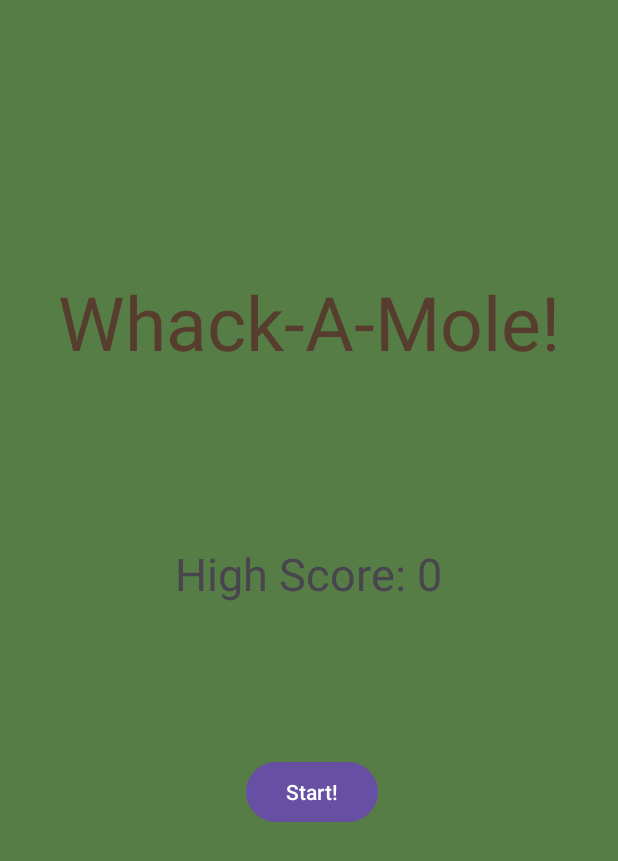
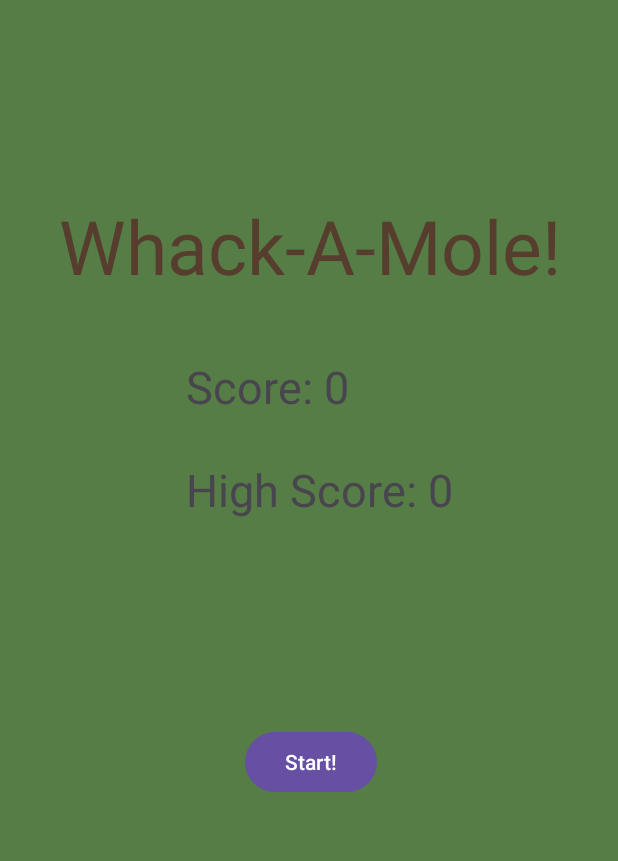
Before and after one commit to Pswiss10/CPRE388, an Android app: the screen it shows after launch (Menu), on a phone screen of 412 x 824 dp. Shown: the top 861 px of the screen. Run offline under Robolectric (Android 15) with nearby library versions, the phone set to English and light mode, and no system bars.

Commit message:
update score on menu

```diff
--- a/app/src/main/java/com/example/whackamole/MainActivity.java
+++ b/app/src/main/java/com/example/whackamole/MainActivity.java
@@ -45,7 +45,6 @@ public class MainActivity extends AppCompatActivity implements GameOverListener{
     private Observer<Long> timeObserver;
 
     public static final String MyPREFERENCES = "MyPrefs" ;
-
 
 
     SharedPreferences sharedpreferences;
@@ -304,6 +303,7 @@ public class MainActivity extends AppCompatActivity implements GameOverListener{
                 }
                 newGame = true;
                 Intent intent=new Intent(MainActivity.this,Menu.class);
+                intent.putExtra("score", game.score);
                 startActivity(intent);
             }
 
--- a/app/src/main/java/com/example/whackamole/Menu.java
+++ b/app/src/main/java/com/example/whackamole/Menu.java
@@ -15,10 +15,14 @@ import androidx.lifecycle.ViewModelProvider;
 public class Menu extends AppCompatActivity {
     private MoleLogic game = new MoleLogic();
 
+    TextView score;
+
     TextView highScore;
     Button startButton;
     public static final String MyPREFERENCES = "MyPrefs" ;
+
     SharedPreferences sharedpreferences;
+
 
 
     @Override
@@ -27,12 +31,13 @@ public class Menu extends AppCompatActivity {
         super.onCreate(savedInstanceState);
         setContentView(R.layout.menu);
 
-
+        score = findViewById(R.id.score);
         highScore = findViewById(R.id.highscore);
         startButton = findViewById(R.id.startButton);
         sharedpreferences = getSharedPreferences(MyPREFERENCES, Context.MODE_PRIVATE);
         highScore.setText("High Score: " + sharedpreferences.getInt(MyPREFERENCES, 0));
-
+        Intent intent = getIntent();
+        score.setText("Score: " + intent.getIntExtra("score", 0));
         startButton.setOnClickListener(new View.OnClickListener() {
             @Override
             public void onClick(View view) {
--- a/app/src/main/res/layout/menu.xml
+++ b/app/src/main/res/layout/menu.xml
@@ -13,15 +13,16 @@
         android:layout_width="wrap_content"
         android:layout_height="wrap_content"
         android:layout_marginStart="124dp"
-        android:layout_marginTop="260dp"
+        android:layout_marginTop="16dp"
         android:layout_marginEnd="125dp"
         android:text="High Score: "
         android:textSize="30dp"
         app:layout_constraintBottom_toTopOf="@+id/startButton"
         app:layout_constraintEnd_toEndOf="parent"
+        app:layout_constraintHorizontal_bias="0.0"
         app:layout_constraintStart_toStartOf="parent"
-        app:layout_constraintTop_toTopOf="parent" />
-
+        app:layout_constraintTop_toBottomOf="@+id/score"
+        app:layout_constraintVertical_bias="0.079" />
 
     <Button
         android:id="@+id/startButton"
@@ -29,10 +30,11 @@
         android:layout_height="wrap_content"
         android:layout_marginStart="163dp"
         android:layout_marginEnd="160dp"
-        android:layout_marginBottom="272dp"
+        android:layout_marginBottom="292dp"
         android:text="Start!"
         app:layout_constraintBottom_toBottomOf="parent"
         app:layout_constraintEnd_toEndOf="parent"
+        app:layout_constraintHorizontal_bias="0.0"
         app:layout_constraintStart_toStartOf="parent" />
 
     <TextView
@@ -42,14 +44,27 @@
         android:layout_marginStart="39dp"
         android:layout_marginTop="130dp"
         android:layout_marginEnd="39dp"
-        android:layout_marginBottom="64dp"
         android:text="Whack-A-Mole!"
         android:textColor="@color/hole"
         android:textSize="50dp"
-        app:layout_constraintBottom_toTopOf="@+id/highscore"
         app:layout_constraintEnd_toEndOf="parent"
+        app:layout_constraintHorizontal_bias="0.0"
         app:layout_constraintStart_toStartOf="parent"
         app:layout_constraintTop_toTopOf="parent" />
 
+    <TextView
+        android:id="@+id/score"
+        android:layout_width="wrap_content"
+        android:layout_height="wrap_content"
+        android:layout_marginStart="124dp"
+        android:layout_marginTop="40dp"
+        android:layout_marginEnd="178dp"
+        android:text="Score: 0"
+        android:textSize="30dp"
+        app:layout_constraintEnd_toEndOf="parent"
+        app:layout_constraintHorizontal_bias="0.0"
+        app:layout_constraintStart_toStartOf="parent"
+        app:layout_constraintTop_toBottomOf="@+id/WhackAMole" />
+
 
 </androidx.constraintlayout.widget.ConstraintLayout>
```
